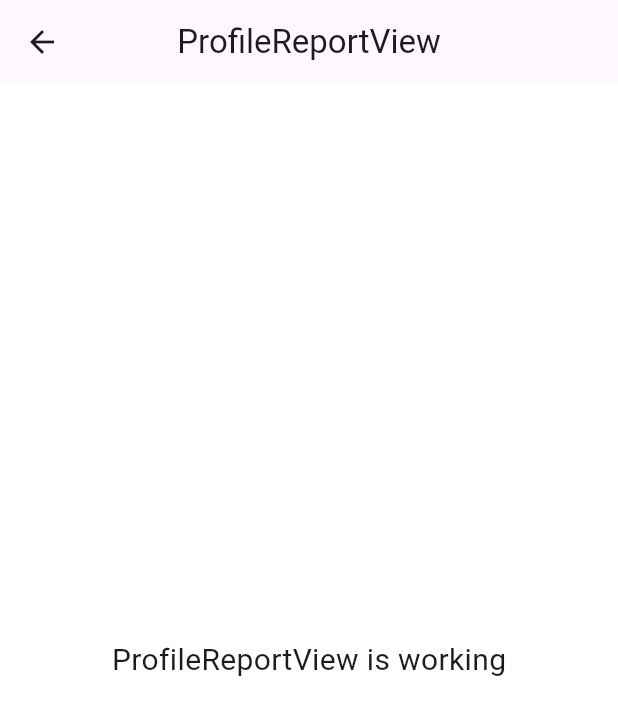
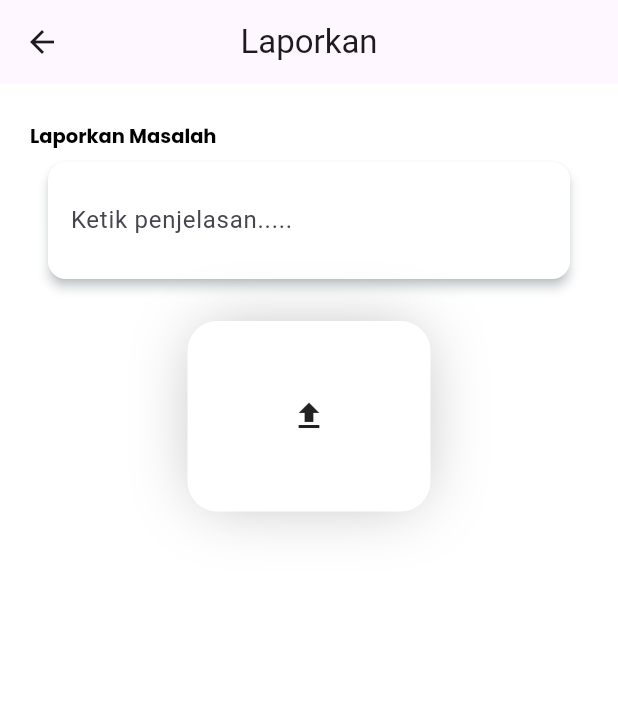
Before and after one commit to Jepretin/jepretin-frontend, a Flutter app: the ProfileReportView screen opened by its route, on a phone screen of 412 x 824 dp. Shown: the top 715 px of the screen. Run offline on Flutter 3.47's test engine with Material 3 defaults, Android fonts, the phone set to English and light mode, and no system bars; our stand-ins replace animated_notch_bottom_bar, flutter_svg, flutter_typeahead, get, google_fonts; missing offline and left inert: get_cli.

Commit message:
add page profile report

```diff
--- a/lib/app/modules/user/customer/profile_report/views/profile_report_view.dart
+++ b/lib/app/modules/user/customer/profile_report/views/profile_report_view.dart
@@ -1,24 +1,59 @@
 import 'package:flutter/material.dart';
 
 import 'package:get/get.dart';
+import 'package:jepretin/app/themes/themes.dart';
 
 import '../controllers/profile_report_controller.dart';
+import 'package:jepretin/app/shared/customCardContent.dart';
+import 'package:jepretin/app/shared/customComponent.dart';
 
 class ProfileReportView extends GetView<ProfileReportController> {
   const ProfileReportView({super.key});
   @override
   Widget build(BuildContext context) {
     return Scaffold(
-      appBar: AppBar(
-        title: const Text('ProfileReportView'),
-        centerTitle: true,
-      ),
-      body: const Center(
-        child: Text(
-          'ProfileReportView is working',
-          style: TextStyle(fontSize: 20),
+        appBar: AppBar(
+          title: const Text('Laporkan'),
+          centerTitle: true,
         ),
-      ),
-    );
+        body: GetBuilder(
+            init: ProfileReportController(),
+            builder: (controller) => SingleChildScrollView(
+                  padding: EdgeInsets.symmetric(horizontal: 20, vertical: 25),
+                  child: Column(
+                    children: [
+                      InputWithLabel(
+                          label: 'Laporkan Masalah',
+                          input: CustomCardSingle(
+                              child: Row(
+                            children: [
+                              Expanded(
+                                child: TextField(
+                                  decoration: InputDecoration(
+                                      hintText: 'Ketik penjelasan.....',
+                                      border: InputBorder.none),
+                                ),
+                              )
+                            ],
+                          ))),
+                      SizedBox(height: 20),
+                      Container(
+                        alignment: Alignment.center,
+                        width: 162,
+                        height: 127,
+                        decoration: BoxDecoration(
+                            color: whiteColor,
+                            borderRadius: BorderRadius.circular(20),
+                            boxShadow: [
+                              BoxShadow(
+                                  blurRadius: 35,
+                                  color: blackColor.withOpacity(0.25),
+                                  spreadRadius: -5)
+                            ]),
+                        child: Icon(Icons.upload),
+                      )
+                    ],
+                  ),
+                )));
   }
 }
```
